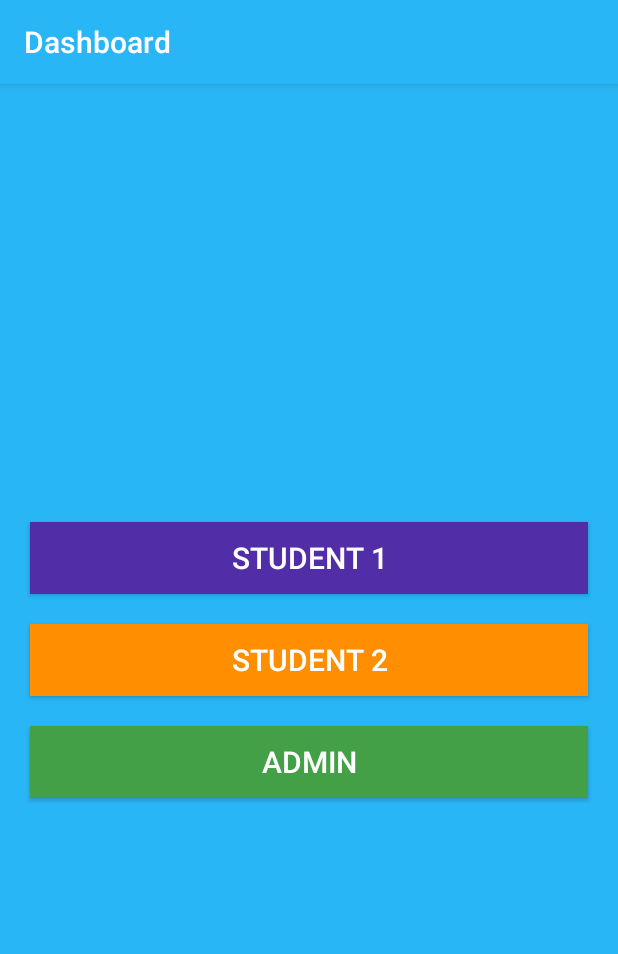
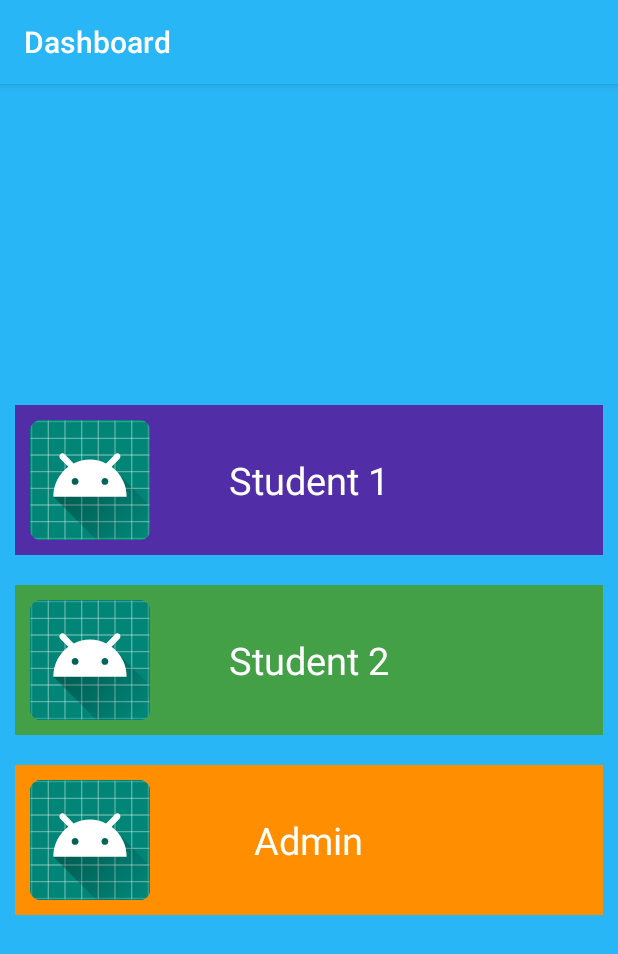
Before and after one commit to ser515-team-1/KLAPP, an Android app: the DashboardActivity screen opened directly, with no data from a screen before it, on a phone screen of 412 x 824 dp. Shown: the top 954 px of the screen. Run offline under Robolectric (Android 15) with nearby library versions, the phone set to English and light mode, and no system bars.

```diff
--- a/app/build.gradle
+++ b/app/build.gradle
@@ -23,6 +23,7 @@ dependencies {
     implementation 'androidx.appcompat:appcompat:1.0.2'
     implementation 'androidx.constraintlayout:constraintlayout:1.1.3'
     implementation 'com.google.android.material:material:1.0.0'
+    implementation 'de.hdodenhof:circleimageview:3.0.1'
     testImplementation 'junit:junit:4.12'
     androidTestImplementation 'androidx.test:runner:1.1.1'
     androidTestImplementation 'androidx.test.espresso:espresso-core:3.1.1'
--- a/app/src/main/java/com/asu/ser/klapp/activities/DashboardActivity.java
+++ b/app/src/main/java/com/asu/ser/klapp/activities/DashboardActivity.java
@@ -5,6 +5,7 @@ import androidx.appcompat.app.AppCompatActivity;
 import android.os.Bundle;
 import android.view.View;
 import android.widget.Button;
+import android.widget.RelativeLayout;
 import android.widget.Toast;
 
 import com.asu.ser.klapp.ExampleDialog;
@@ -12,7 +13,7 @@ import com.asu.ser.klapp.R;
 
 public class DashboardActivity extends AppCompatActivity implements View.OnClickListener{
 
-    private Button admin, student1, student2;
+    private RelativeLayout admin, student1, student2;
 
     @Override
     protected void onCreate(Bundle savedInstanceState) {
--- a/app/src/main/res/layout/activity_dashboard.xml
+++ b/app/src/main/res/layout/activity_dashboard.xml
@@ -6,30 +6,75 @@
     android:orientation="vertical"
     android:gravity="center"
     >
-    <Button
+
+    <RelativeLayout
+        android:layout_width="match_parent"
+        android:layout_height="100dp"
+        android:layout_margin="10dp"
+        android:background="@color/purple_klapp"
+        android:orientation="horizontal"
         android:id="@+id/Student1"
+        >
+        <ImageView
+            android:layout_margin="10dp"
+            android:layout_width="80dp"
+            android:layout_height="80dp"
+            android:background="@mipmap/ic_launcher"
+            />
+        <TextView
+            android:layout_width="wrap_content"
+            android:layout_height="wrap_content"
+            android:text="Student 1"
+            android:textColor="#ffffff"
+            android:layout_centerInParent="true"
+            android:textSize="25dp"
+            />
+    </RelativeLayout>
+    <RelativeLayout
         android:layout_width="match_parent"
-        android:layout_height="wrap_content"
-        android:gravity="center"
-        android:text="Student 1"
-        style="@style/dashboardButton"
-        android:background="@color/purple_klapp"
-        />
-    <Button
+        android:layout_height="100dp"
+        android:layout_margin="10dp"
+        android:background="@color/green_klapp"
+        android:orientation="horizontal"
         android:id="@+id/Student2"
+        >
+        <ImageView
+            android:layout_margin="10dp"
+            android:layout_width="80dp"
+            android:layout_height="80dp"
+            android:background="@mipmap/ic_launcher"
+            />
+        <TextView
+            android:layout_width="wrap_content"
+            android:layout_height="wrap_content"
+            android:text="Student 2"
+            android:textColor="#ffffff"
+            android:layout_centerInParent="true"
+            android:textSize="25dp"
+            />
+    </RelativeLayout>
+    <RelativeLayout
         android:layout_width="match_parent"
-        android:layout_height="wrap_content"
-        android:text="Student 2"
-        style="@style/dashboardButton"
+        android:layout_height="100dp"
+        android:layout_margin="10dp"
         android:background="@color/orange_klapp"
-        />
-    <Button
+        android:orientation="horizontal"
         android:id="@+id/Admin"
-        android:layout_width="match_parent"
-        android:layout_height="wrap_content"
-        android:layout_centerHorizontal="true"
-        android:text="Admin"
-        style="@style/dashboardButton"
-        android:background="@color/green_klapp"
-        />
+        >
+        <ImageView
+            android:layout_margin="10dp"
+            android:layout_width="80dp"
+            android:layout_height="80dp"
+            android:background="@mipmap/ic_launcher"
+            />
+        <TextView
+            android:layout_width="wrap_content"
+            android:layout_height="wrap_content"
+            android:text="Admin"
+            android:textColor="#ffffff"
+            android:layout_centerInParent="true"
+            android:textSize="25dp"
+            />
+    </RelativeLayout>
+
 </LinearLayout>
```
